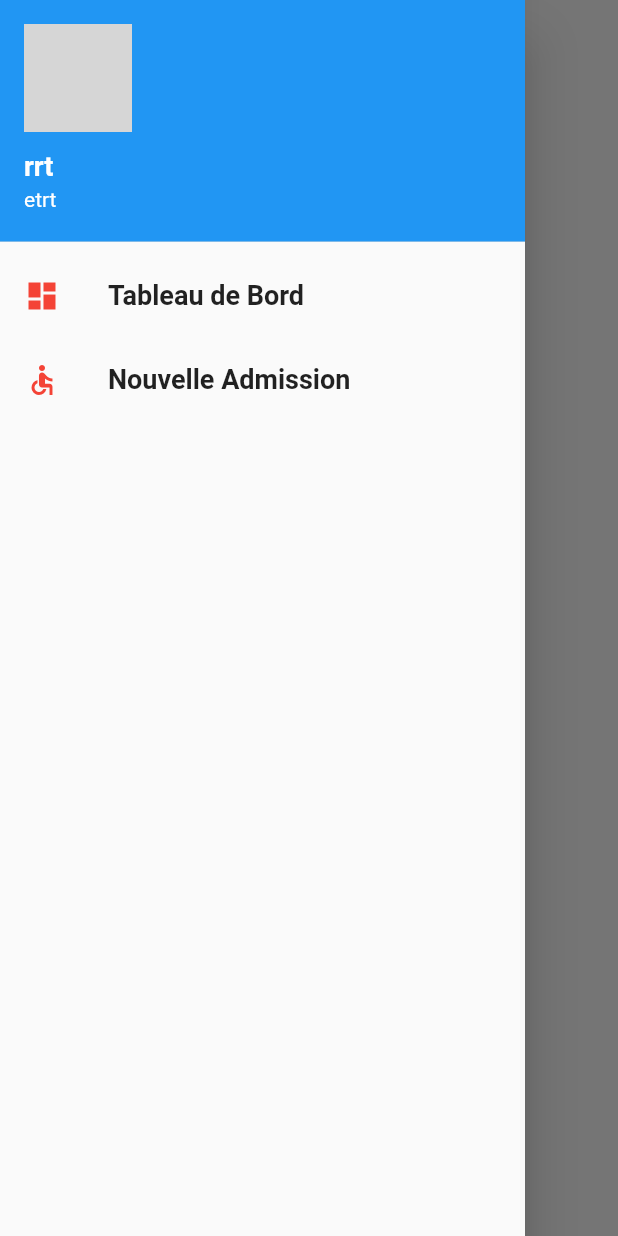
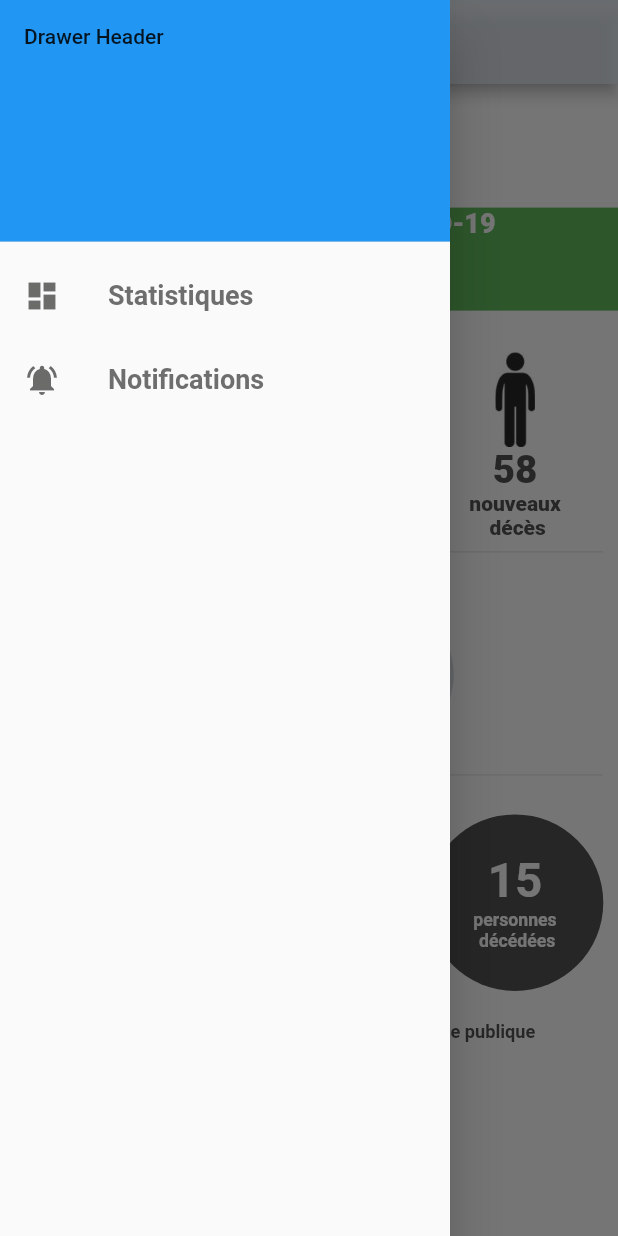
Before and after one commit to morningxtar/covid-flutter, a Flutter app: the screen it shows after launch, with the side drawer open, on a phone screen of 412 x 824 dp. Run offline on Flutter 3.47's test engine with Material 2 defaults, Android fonts, the phone set to English and light mode, and no system bars; our stand-ins replace flutter_screenutil, sticky_headers; Roboto replaces fonts that are missing (Oxygen, Poppins-Bold); grey boxes are pictures that could not be loaded.

Commit message:
first stat realized

```diff
--- a/lib/screens/covid.dart
+++ b/lib/screens/covid.dart
@@ -1,4 +1,4 @@
-import 'package:covid19stat/screens/statistiques/first-statistique.dart';
+import 'package:covid19stat/screens/statistiques/statistiques.dart';
 import 'package:flutter/material.dart';
 
 ThemeData appTheme = ThemeData(
--- /dev/null
+++ b/lib/screens/drawer.dart
@@ -0,0 +1,35 @@
+import 'package:flutter/material.dart';
+
+const String _AccountName = 'Aravind Vemula';
+const String _AccountEmail = 'vemula.aravind336@gmail.com';
+const String _AccountAbbr = 'AV';
+
+class KeeperDrawer extends StatelessWidget {
+  Drawer drawer = new Drawer(
+      child: new Column(
+          children: <Widget>[
+            new UserAccountsDrawerHeader(
+              accountName: const Text(_AccountName),
+              accountEmail: const Text(_AccountEmail),
+              currentAccountPicture: new CircleAvatar(
+                  backgroundColor: Colors.brown,
+                  child: new Text(_AccountAbbr)
+              ),
+            )
+          ]
+      )
+  );
+
+  @override
+  Widget build(BuildContext context) {
+    return new Scaffold(
+        drawer: drawer,
+        appBar: new AppBar(
+          title: new Text('Keeper'),
+        ),
+        body: new Center(
+            child: new Text('Hello World!')
+        )
+    );
+  }
+}
--- a/lib/screens/statistiques/first-statistique.dart
+++ /dev/null
@@ -1,79 +0,0 @@
-import 'package:flutter/material.dart';
-import 'package:flutter_screenutil/flutter_screenutil.dart';
-
-class Statistiques extends StatefulWidget {
-  @override
-  StatistiqueState createState() => StatistiqueState();
-}
-
-class StatistiqueState extends State<Statistiques> {
-  final GlobalKey<ScaffoldState> _globalKey = new GlobalKey<ScaffoldState>();
-
-  Widget Statistique() {
-    ScreenUtil.instance = ScreenUtil.getInstance()..init(context);
-    ScreenUtil.instance =
-        ScreenUtil(width: 750, height: 1334, allowFontScaling: true);
-    return new Scaffold(
-      backgroundColor: Colors.white,
-      resizeToAvoidBottomPadding: true,
-      body: Text('fddfdf'),
-    );
-  }
-
-  @override
-  Widget build(BuildContext context) {
-    return new Scaffold(
-      key: _globalKey,
-      drawer: SizedBox(
-        width: 350.0,
-        child: Drawer(
-          child: ListView(
-            padding: EdgeInsets.zero,
-            children: <Widget>[
-              UserAccountsDrawerHeader(
-                accountName: new Text('rrt', style: TextStyle(color: Colors.white, fontSize: 18.0, fontWeight: FontWeight.w700,),),
-                accountEmail: new Text('etrt'),
-                currentAccountPicture: new CircleAvatar(
-                  backgroundImage: new NetworkImage('http://i.pravatar.cc/300'),
-                  //backgroundImage: new AssetImage(UIData.pkImage),
-                ),
-              ),
-              Visibility(
-                visible: true,
-                child: new ListTile(
-                  title: Text(
-                    "Tableau de Bord",
-                    style: TextStyle(fontWeight: FontWeight.w700, fontSize: 18.0),
-                  ),
-                  onTap: () {
-                    Navigator.of(context).pop();
-                  },
-                  leading: Icon(
-                    Icons.dashboard,
-                    color: Colors.red,
-                  ),
-                ),
-              ),
-              Visibility(
-                visible: true,
-                child: new ListTile(
-                  title: new Text('Nouvelle Admission',
-                    style: TextStyle(fontWeight: FontWeight.w700, fontSize: 18.0),),
-                  onTap: () {
-                    Navigator.of(context).pop();
-
-                  },
-                  leading: Icon(
-                    Icons.accessible,
-                    color: Colors.red,
-                  ),
-                ),
-              ),
-            ],
-          ),
-        ),
-      ),
-      body: Statistique(),
-    );
-  }
-}
--- /dev/null
+++ b/lib/screens/statistiques/statistiques.dart
@@ -0,0 +1,593 @@
+import 'package:flutter/material.dart';
+import 'package:flutter_screenutil/flutter_screenutil.dart';
+import 'package:sticky_headers/sticky_headers/widget.dart';
+
+class Statistiques extends StatefulWidget {
+  @override
+  StatistiqueState createState() => StatistiqueState();
+}
+
+class StatistiqueState extends State<Statistiques> {
+  final GlobalKey<ScaffoldState> _globalKey = new GlobalKey<ScaffoldState>();
+  PageController _controller = PageController(
+    initialPage: 0,
+  );
+  double currentPage = 0;
+
+  @override
+  void initState() {
+    _controller.addListener(() {
+      setState(() {
+        currentPage = 0;
+      });
+    });
+    super.initState();
+  }
+
+  Widget Statistique() {
+    ScreenUtil.instance = ScreenUtil.getInstance()
+      ..init(context);
+    ScreenUtil.instance =
+        ScreenUtil(width: 750, height: 1334, allowFontScaling: true);
+    return new Scaffold(
+      backgroundColor: Colors.white,
+      resizeToAvoidBottomPadding: true,
+      body: new PageView(
+        controller: _controller,
+        children: [
+          firstStatistiquePage(),
+          secondStatistiquePage(),
+          thirdStatistiquePage(),
+        ],
+      ),
+    );
+  }
+
+  Widget firstStatistiquePage() {
+    ScreenUtil.instance = ScreenUtil.getInstance()
+      ..init(context);
+    ScreenUtil.instance =
+        ScreenUtil(width: 750, height: 1334, allowFontScaling: true);
+
+    return Container(
+      child: Column(
+        children: <Widget>[
+          Container(
+            height: MediaQuery
+                .of(context)
+                .size
+                .height / 10,
+            width: MediaQuery
+                .of(context)
+                .size
+                .width,
+            color: Colors.white,
+          ),
+          Container(
+            height: MediaQuery
+                .of(context)
+                .size
+                .height / 12,
+            width: MediaQuery
+                .of(context)
+                .size
+                .width,
+            color: Color.fromRGBO(59, 170, 53, 0.8),
+            child: Text(
+              'Point de la situation COVID-19\n 01 Mai 2020',
+              textAlign: TextAlign.center,
+              style: TextStyle(
+                  fontWeight: FontWeight.w900,
+                  color: Colors.white,
+                  fontSize: 18),
+            ),
+          ),
+          Container(
+            padding:
+            EdgeInsets.only(top: MediaQuery
+                .of(context)
+                .size
+                .height / 30),
+            child: Row(
+              children: <Widget>[
+                Expanded(
+                  child: Column(
+                    children: <Widget>[
+                      Image.asset(
+                        'assets/images/standorange.jpg',
+                        width: MediaQuery
+                            .of(context)
+                            .size
+                            .width / 10,
+                        height: MediaQuery
+                            .of(context)
+                            .size
+                            .height / 13,
+                      ),
+                      Text(
+                        '58',
+                        textAlign: TextAlign.center,
+                        style: TextStyle(
+                            fontWeight: FontWeight.w900,
+                            color: Color.fromRGBO(239, 124, 1, 0.8),
+                            fontSize: MediaQuery
+                                .of(context)
+                                .size
+                                .width / 16),
+                      ),
+                      Text(
+                        'nouveaux cas\n confirmés',
+                        textAlign: TextAlign.center,
+                        style: TextStyle(
+                          fontWeight: FontWeight.w900,
+                          color: Color.fromRGBO(239, 124, 1, 0.8),
+                        ),
+                      ),
+                    ],
+                  ),
+                ),
+                Expanded(
+                  child: Column(
+                    children: <Widget>[
+                      Image.asset(
+                        'assets/images/standgreen.jpg',
+                        width: MediaQuery
+                            .of(context)
+                            .size
+                            .width / 10,
+                        height: MediaQuery
+                            .of(context)
+                            .size
+                            .height / 13,
+                      ),
+                      Text(
+                        '58',
+                        textAlign: TextAlign.center,
+                        style: TextStyle(
+                            fontWeight: FontWeight.w900,
+                            color: Color.fromRGBO(76, 174, 6, 0.8),
+                            fontSize: MediaQuery
+                                .of(context)
+                                .size
+                                .width / 16),
+                      ),
+                      Text(
+                        'nouveaux\n guéris',
+                        textAlign: TextAlign.center,
+                        style: TextStyle(
+                          fontWeight: FontWeight.w900,
+                          color: Color.fromRGBO(76, 174, 6, 0.8),
+                        ),
+                      ),
+                    ],
+                  ),
+                ),
+                Expanded(
+                  child: Column(
+                    children: <Widget>[
+                      Image.asset(
+                        'assets/images/standblack.jpg',
+                        width: MediaQuery
+                            .of(context)
+                            .size
+                            .width / 10,
+                        height: MediaQuery
+                            .of(context)
+                            .size
+                            .height / 13,
+                      ),
+                      Text(
+                        '58',
+                        textAlign: TextAlign.center,
+                        style: TextStyle(
+                            fontWeight: FontWeight.w900,
+                            color: Color.fromRGBO(40, 40, 40, 0.8),
+                            fontSize: MediaQuery
+                                .of(context)
+                                .size
+                                .width / 16),
+                      ),
+                      Text(
+                        'nouveaux\n décès',
+                        textAlign: TextAlign.center,
+                        style: TextStyle(
+                          fontWeight: FontWeight.w900,
+                          color: Color.fromRGBO(40, 40, 40, 0.8),
+                        ),
+                      ),
+                    ],
+                  ),
+                ),
+              ],
+            ),
+          ),
+          Divider(
+            indent: 10,
+            endIndent: 10,
+          ),
+          Container(
+            padding:
+            EdgeInsets.only(top: MediaQuery
+                .of(context)
+                .size
+                .height / 55),
+            child: Row(
+              mainAxisAlignment: MainAxisAlignment.center,
+              children: <Widget>[
+                Padding(
+                  padding: const EdgeInsets.only(right: 15),
+                  child: Text(
+                    'Soit un total\n général de :',
+                    textAlign: TextAlign.center,
+                  ),
+                ),
+                Container(
+                  width: MediaQuery
+                      .of(context)
+                      .size
+                      .width / 4,
+                  height: MediaQuery
+                      .of(context)
+                      .size
+                      .height / 7,
+                  decoration: BoxDecoration(
+                      color: Color.fromRGBO(205, 215, 223, 0.8),
+                      shape: BoxShape.circle),
+                  child: Column(
+                    mainAxisAlignment: MainAxisAlignment.center,
+                    children: <Widget>[
+                      Text(
+                        '721',
+                        textAlign: TextAlign.center,
+                        style: TextStyle(
+                            fontWeight: FontWeight.bold,
+                            color: Color.fromRGBO(35, 35, 35, 0.8),
+                            fontSize: MediaQuery
+                                .of(context)
+                                .size
+                                .width / 13),
+                      ),
+                      Text(
+                        'personne\n en traitement',
+                        textAlign: TextAlign.center,
+                        style: TextStyle(
+                            fontWeight: FontWeight.bold,
+                            color: Color.fromRGBO(35, 35, 35, 0.8),
+                            fontSize: MediaQuery
+                                .of(context)
+                                .size
+                                .width / 35),
+                      ),
+                    ],
+                  ),
+                ),
+              ],
+            ),
+          ),
+          Divider(
+            indent: 10,
+            endIndent: 10,
+          ),
+          Container(
+            padding:
+            EdgeInsets.only(top: MediaQuery
+                .of(context)
+                .size
+                .height / 45, bottom: MediaQuery
+                .of(context)
+                .size
+                .height / 40),
+            child: Row(
+              children: <Widget>[
+                Expanded(
+                  child: Container(
+                    width: MediaQuery
+                        .of(context)
+                        .size
+                        .width / 4,
+                    height: MediaQuery
+                        .of(context)
+                        .size
+                        .height / 7,
+                    decoration: BoxDecoration(
+                        color: Color.fromRGBO(239, 124, 1, 0.8),
+                        shape: BoxShape.circle),
+                    child: Column(
+                      mainAxisAlignment: MainAxisAlignment.center,
+                      children: <Widget>[
+                        Text(
+                          '1333',
+                          textAlign: TextAlign.center,
+                          style: TextStyle(
+                              fontWeight: FontWeight.bold,
+                              color: Colors.white,
+                              fontSize: MediaQuery
+                                  .of(context)
+                                  .size
+                                  .width / 13),
+                        ),
+                        Text(
+                          'cas\n confirmés',
+                          textAlign: TextAlign.center,
+                          style: TextStyle(
+                              fontWeight: FontWeight.bold,
+                              color: Colors.white,
+                              fontSize: MediaQuery
+                                  .of(context)
+                                  .size
+                                  .width / 35),
+                        ),
+                      ],
+                    ),
+                  ),
+                ),
+                Expanded(
+                  child: Container(
+                    width: MediaQuery
+                        .of(context)
+                        .size
+                        .width / 4,
+                    height: MediaQuery
+                        .of(context)
+                        .size
+                        .height / 7,
+                    decoration: BoxDecoration(
+                        color: Color.fromRGBO(76, 174, 6, 0.8),
+                        shape: BoxShape.circle),
+                    child: Column(
+                      mainAxisAlignment: MainAxisAlignment.center,
+                      children: <Widget>[
+                        Text(
+                          '721',
+                          textAlign: TextAlign.center,
+                          style: TextStyle(
+                              fontWeight: FontWeight.bold,
+                              color: Colors.white,
+                              fontSize: MediaQuery
+                                  .of(context)
+                                  .size
+                                  .width / 13),
+                        ),
+                        Text(
+                          'personnes\n guéries',
+                          textAlign: TextAlign.center,
+                          style: TextStyle(
+                              fontWeight: FontWeight.bold,
+                              color: Colors.white,
+                              fontSize: MediaQuery
+                                  .of(context)
+                                  .size
+                                  .width / 35),
+                        ),
+                      ],
+                    ),
+                  ),
+                ),
+                Expanded(
+                  child: Container(
+                    width: MediaQuery
+                        .of(context)
+                        .size
+                        .width / 4,
+                    height: MediaQuery
+                        .of(context)
+                        .size
+                        .height / 7,
+                    decoration: BoxDecoration(
+                        color: Color.fromRGBO(40, 40, 40, 0.8),
+                        shape: BoxShape.circle),
+                    child: Column(
+                      mainAxisAlignment: MainAxisAlignment.center,
+                      children: <Widget>[
+                        Text(
+                          '15',
+                          textAlign: TextAlign.center,
+                          style: TextStyle(
+                              fontWeight: FontWeight.bold,
+                              color: Colors.white,
+                              fontSize: MediaQuery
+                                  .of(context)
+                                  .size
+                                  .width / 13),
+                        ),
+                        Text(
+                          'personnes\n décédées',
+                          textAlign: TextAlign.center,
+                          style: TextStyle(
+                              fontWeight: FontWeight.bold,
+                              color: Colors.white,
+                              fontSize: MediaQuery
+                                  .of(context)
+                                  .size
+                                  .width / 35),
+                        ),
+                      ],
+                    ),
+                  ),
+                ),
+              ],
+            ),
+          ),
+          Expanded(
+            child: Text(
+              'Sources : Ministère de la Santé et de l\'Hygiène publique',
+              style: TextStyle(
+                  fontWeight: FontWeight.bold,
+                  color: Color.fromRGBO(40, 40, 40, 0.8),
+                  fontSize: MediaQuery
+                      .of(context)
+                      .size
+                      .width / 34),
+            ),
+          )
+        ],
+      ),
+    );
+  }
+
+  Widget secondStatistiquePage() {
+    ScreenUtil.instance = ScreenUtil.getInstance()
+      ..init(context);
+    ScreenUtil.instance =
+        ScreenUtil(width: 750, height: 1334, allowFontScaling: true);
+
+    return Container(
+      child: Column(
+        children: <Widget>[
+          Container(
+            height: MediaQuery
+                .of(context)
+                .size
+                .height / 10,
+            width: MediaQuery
+                .of(context)
+                .size
+                .width,
+            color: Colors.white,
+          ),
+          Container(
+            height: MediaQuery
+                .of(context)
+                .size
+                .height / 12,
+            width: MediaQuery
+                .of(context)
+                .size
+                .width,
+            color: Color.fromRGBO(59, 170, 53, 0.8),
+            child: Text(
+              'Point de la situation COVID-19\n 01 Mai 2020',
+              textAlign: TextAlign.center,
+              style: TextStyle(
+                  fontWeight: FontWeight.w900,
+                  color: Colors.white,
+                  fontSize: 18),
+            ),
+          ),
+        ],
+      ),
+    );
+  }
+
+  Widget thirdStatistiquePage() {
+    ScreenUtil.instance = ScreenUtil.getInstance()
+      ..init(context);
+    ScreenUtil.instance =
+        ScreenUtil(width: 750, height: 1334, allowFontScaling: true);
+
+    return Container(
+      child: Column(
+        children: <Widget>[
+          Container(
+            height: MediaQuery
+                .of(context)
+                .size
+                .height / 10,
+            width: MediaQuery
+                .of(context)
+                .size
+                .width,
+            color: Colors.white,
+          ),
+          Container(
+            height: MediaQuery
+                .of(context)
+                .size
+                .height / 12,
+            width: MediaQuery
+                .of(context)
+                .size
+                .width,
+            color: Color.fromRGBO(59, 170, 53, 0.8),
+            child: Text(
+              'Point de la situation COVID-19\n 01 Mai 2020',
+              textAlign: TextAlign.center,
+              style: TextStyle(
+                  fontWeight: FontWeight.w900,
+                  color: Colors.white,
+                  fontSize: 18),
+            ),
+          ),
+        ],
+      ),
+    );
+  }
+
+  @override
+  void dispose() {
+    _controller.dispose();
+    super.dispose();
+  }
+
+  @override
+  Widget build(BuildContext context) {
+    return new Scaffold(
+      key: _globalKey,
+      appBar: AppBar(
+        title: new Text('Statistiques',
+            style: TextStyle(
+                fontFamily: "Poppins-Bold",
+                //color: appTheme.primaryColor,
+                //fontSize: ScreenUtil.getInstance().setSp(46),
+                letterSpacing: .9,
+                fontWeight: FontWeight.bold)), backgroundColor: Color.fromRGBO(227, 234, 240, 0.8),
+        actions: <Widget>[],
+      ),
+      drawer: SizedBox(
+        width: 300,
+        child: Drawer(
+          child: ListView(
+            padding: EdgeInsets.zero,
+            children: <Widget>[
+              DrawerHeader(
+                child: Text('Drawer Header'),
+                decoration: BoxDecoration(
+                  color: Colors.blue,
+                ),
+              ),
+              Visibility(
+                visible: true,
+                child: new ListTile(
+                  title: Text(
+                    "Statistiques",
+                    style: TextStyle(
+                        fontWeight: FontWeight.w700,
+                        fontSize: 18.0,
+                        color: Color.fromRGBO(75, 75, 75, 0.8)),
+                  ),
+                  onTap: () {
+                    Navigator.of(context).pop();
+                  },
+                  leading: Icon(
+                    Icons.dashboard,
+                    color: Color.fromRGBO(71, 71, 70, 0.8),
+                  ),
+                ),
+              ),
+              Visibility(
+                visible: true,
+                child: new ListTile(
+                  title: new Text(
+                    'Notifications',
+                    style: TextStyle(
+                        fontWeight: FontWeight.w700,
+                        fontSize: 18.0,
+                        color: Color.fromRGBO(75, 75, 75, 0.8)),
+                  ),
+                  onTap: () {
+                    Navigator.of(context).pop();
+                  },
+                  leading: Icon(
+                    Icons.notifications_active,
+                    color: Color.fromRGBO(71, 71, 70, 0.8),
+                  ),
+                ),
+              ),
+            ],
+          ),
+        ),
+      ),
+      body: Statistique(),
+    );
+  }
+}
```
Also changed, not shown: pubspec.yaml (+13 -3 lines), assets/images/echantil.jpg (added), assets/images/logo.png (added), assets/images/proeg.jpg (added), assets/images/standblack.jpg (added), assets/images/standgreen.jpg (added), assets/images/standorange.jpg (added), assets/images/tranche1.jpg (added), assets/images/tranche2.jpg (added), assets/images/tranche3.jpg (added), lib/main.dart (line endings or trailing spaces), pubspec.lock.
